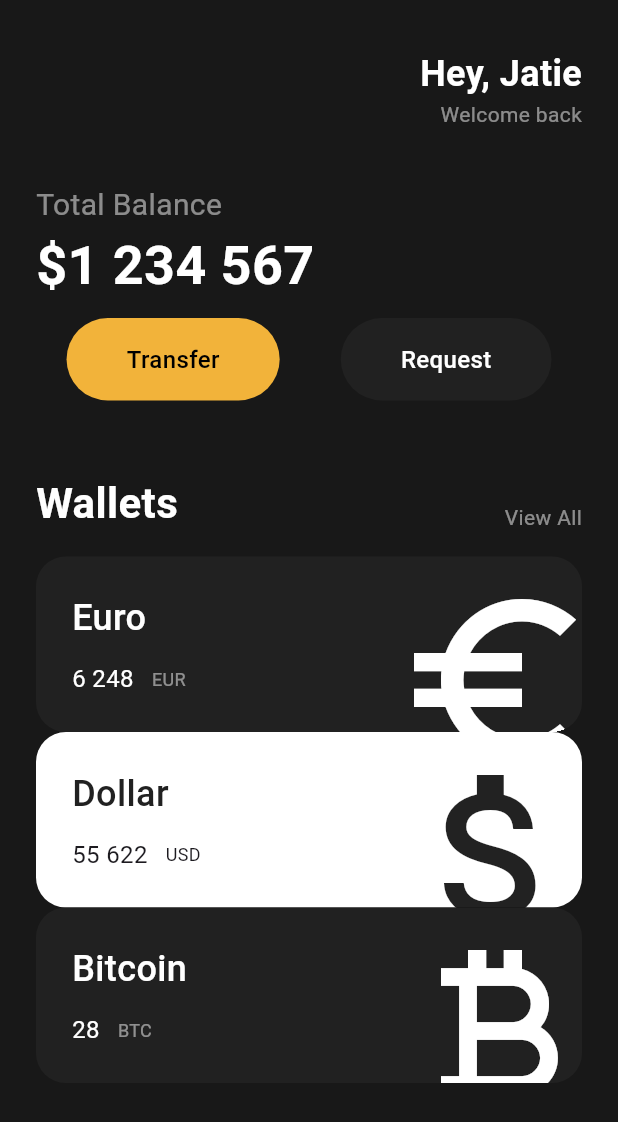
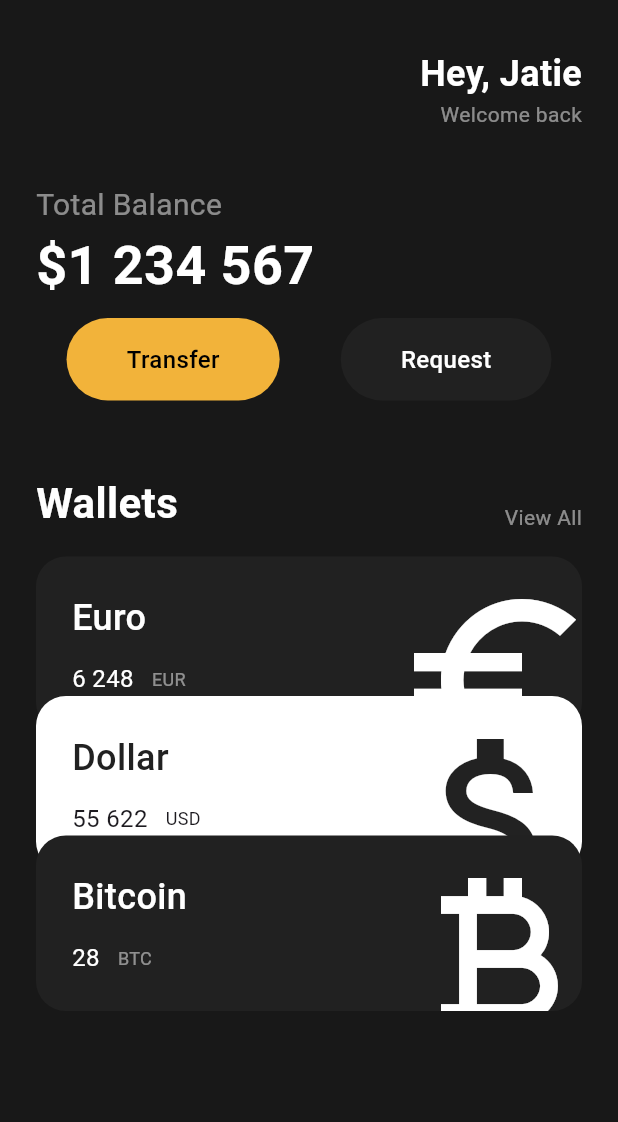
Before and after one commit to leejewon97/flutterUI, a Flutter app: the screen it shows after launch, on a phone screen of 412 x 824 dp. Shown: the top 1122 px of the screen. Run offline on Flutter 3.47's test engine with Material 3 defaults, Android fonts, the phone set to English and light mode, and no system bars.

Commit message:
카드 겹치기 적용 MoneyCard     Container를 Transform.translate로 감싸고 offset 적용     offset은 non required property로, 기본값  Offset(0, 0) 설정 App   Scaffold의 body를 SingleChildScrollView로 감쌈     scroll이 가능해져, UI가 넘치지 않음   MoneyCard에 offset 적용     Euro: Offset(0, 0)     Dollar: Offset(0, -24)     Bitcoin: Offset(0, -48)

```diff
--- a/lib/main.dart
+++ b/lib/main.dart
@@ -1,4 +1,5 @@
 import 'package:flutter/material.dart';
+import 'package:flutter/widgets.dart';
 import 'package:toonflix/widgets/custom_button.dart';
 import 'package:toonflix/widgets/money_card.dart';
 
@@ -14,7 +15,8 @@ class App extends StatelessWidget {
     return MaterialApp(
       home: Scaffold(
         backgroundColor: const Color(0xFF181818),
-        body: Padding(
+        body: SingleChildScrollView(
+          child: Padding(
             padding: const EdgeInsets.symmetric(
               horizontal: 24.0,
             ),
@@ -122,14 +124,17 @@ class App extends StatelessWidget {
                   code: 'USD',
                   icon: Icons.attach_money,
                   isInvert: true,
+                  offset: Offset(0, -24),
                 ),
                 const MoneyCard(
                   name: 'Bitcoin',
                   amount: '28',
                   code: 'BTC',
                   icon: Icons.currency_bitcoin,
+                  offset: Offset(0, -48),
                 ),
               ],
+            ),
           ),
         ),
       ),
--- a/lib/widgets/money_card.dart
+++ b/lib/widgets/money_card.dart
@@ -4,6 +4,7 @@ class MoneyCard extends StatelessWidget {
   final String name, amount, code;
   final IconData? icon;
   final bool isInvert;
+  final Offset offset;
 
   const MoneyCard({
     super.key,
@@ -12,11 +13,14 @@ class MoneyCard extends StatelessWidget {
     required this.code,
     required this.icon,
     this.isInvert = false,
+    this.offset = const Offset(0, 0),
   });
 
   @override
   Widget build(BuildContext context) {
-    return Container(
+    return Transform.translate(
+      offset: offset,
+      child: Container(
         clipBehavior: Clip.hardEdge,
         padding: const EdgeInsets.all(24.0),
         decoration: BoxDecoration(
@@ -76,6 +80,7 @@ class MoneyCard extends StatelessWidget {
             ),
           ],
         ),
+      ),
     );
   }
 }
```
Lines whose indentation alone changed are shown as unchanged.
